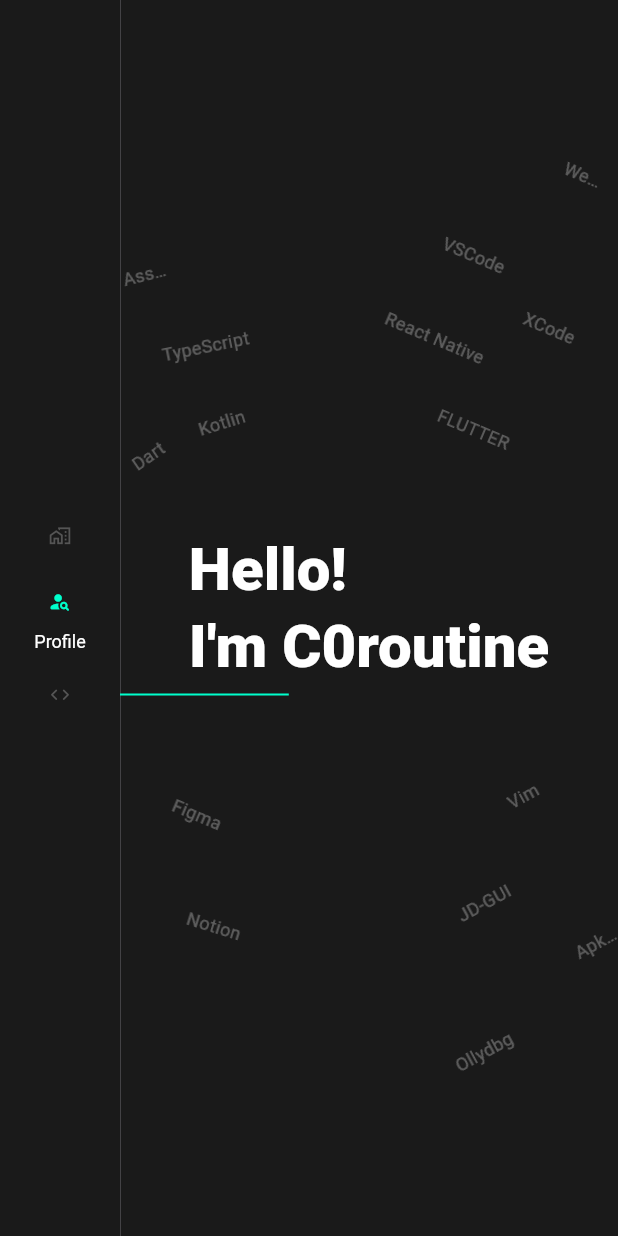
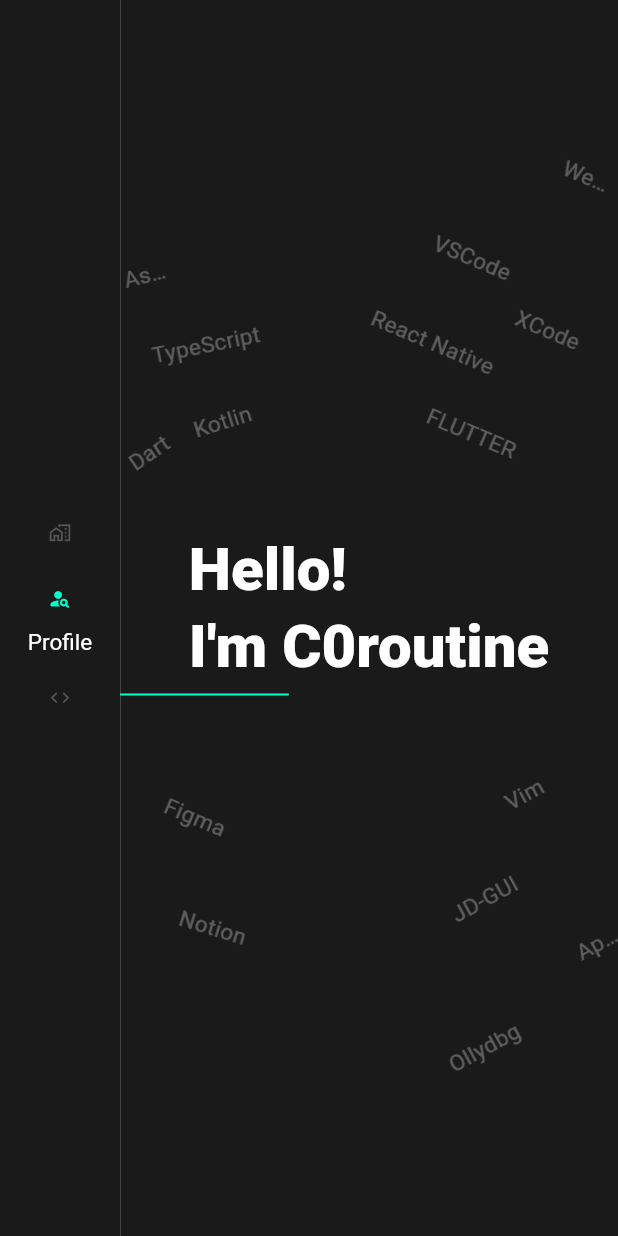
Before and after one commit to C0routine/C0routine.github.io, a Flutter app: the screen it shows after launch, after a tap on "Home", after a tap on "Profile", on a phone screen of 412 x 824 dp. Run offline on Flutter 3.47's test engine with Material 2 defaults, Android fonts, the phone set to English and light mode, and no system bars; our stand-ins replace go_router.

Commit message:
fix/App Theme Font 변경, Row -> Wrap 변, Project fix

```diff
--- a/lib/utils/app_theme.dart
+++ b/lib/utils/app_theme.dart
@@ -29,7 +29,7 @@
     ),
     // 소제목
     titleSmall: TextStyle(
-      fontSize: 20,
+      fontSize: 23,
       color: AppColor.text,
       fontWeight: FontWeight.w700,
     ),
@@ -48,9 +48,15 @@
       color: AppColor.text,
       fontWeight: FontWeight.w900,
     ),
-
+    // 소제목
+    titleSmall: TextStyle(
+      fontSize: 18,
+      color: AppColor.text,
+      fontWeight: FontWeight.w700,
+    ),
+    // 일반 크기
     bodyMedium: TextStyle(
-      fontSize: 12,
+      fontSize: 15,
       color: AppColor.text,
       fontWeight: FontWeight.w400,
     ),
--- a/lib/view/screens/root_screen.dart
+++ b/lib/view/screens/root_screen.dart
@@ -16,7 +16,7 @@
   @override
   Widget build(BuildContext context) {
     List<Widget> screenList = [
-      Container(color: Colors.red),
+      const TechScreen(),
       const ProfileScreen(),
       const TechScreen(),
     ];
--- a/lib/view/widgets/profile/project.dart
+++ b/lib/view/widgets/profile/project.dart
@@ -1,3 +1,4 @@
+import 'package:blog/utils/app_color.dart';
 import 'package:blog/utils/app_style.dart';
 import 'package:flutter/material.dart';
 
@@ -26,21 +27,26 @@
 
   Widget projectImage() {
     return Container(
-      margin: AppStyle.gapVertical,
+      margin: AppStyle.gapAll,
+      padding: AppStyle.gapAll,
+      decoration: BoxDecoration(
+        color: AppColor.backgroundSub,
+        borderRadius: AppStyle.borderRadius,
+      ),
       child: Wrap(
         spacing: 20,
         runSpacing: 20,
         children: [
           Image.asset(
             'assets/project/hycharge_1.webp',
-            width: 300,
-            height: 750,
+            width: 250,
+            // height: 541,
             fit: BoxFit.cover,
           ),
           Image.asset(
             'assets/project/hycharge_2.webp',
-            width: 300,
-            height: 750,
+            width: 250,
+            // height: 541,
             fit: BoxFit.cover,
           ),
         ],
@@ -57,10 +63,9 @@
             opacity: _opacity,
             child: Text('Project', style: Theme.of(context).textTheme.titleLarge),
           ),
-
-          Container(
-            child: projectImage(),
-          ),
+          const SizedBox(height: 20),
+          Text('실시간 수소차 충전정보 서비스를 제공하는 앱', style: Theme.of(context).textTheme.bodyMedium),
+          projectImage(),
         ],
       ),
     );
--- a/lib/view/widgets/profile/use.dart
+++ b/lib/view/widgets/profile/use.dart
@@ -51,9 +51,8 @@
     ];
 
     Widget useItem(String url, String text) {
-      return Row(
-        mainAxisSize: MainAxisSize.min,
-        crossAxisAlignment: CrossAxisAlignment.center,
+      return Wrap(
+        crossAxisAlignment: WrapCrossAlignment.center,
         children: [
           Image.asset(
             'assets/logo/$url',
```
